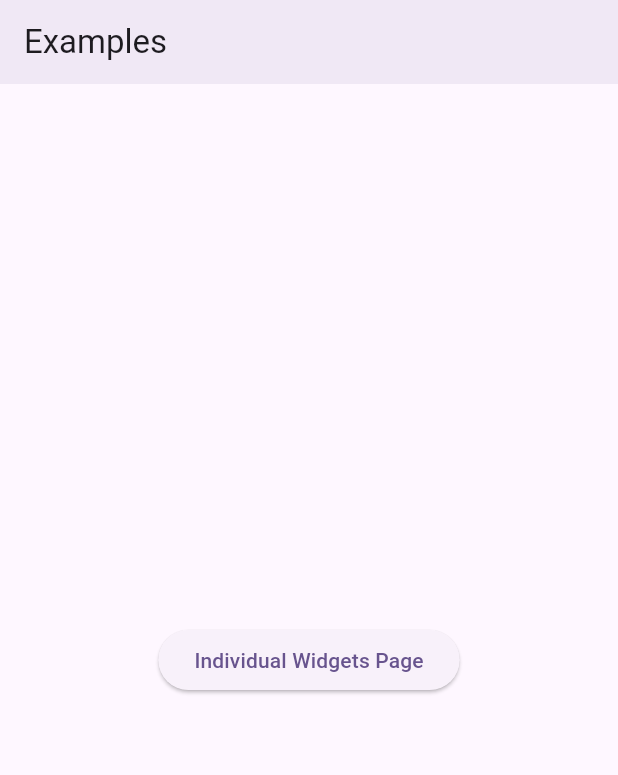
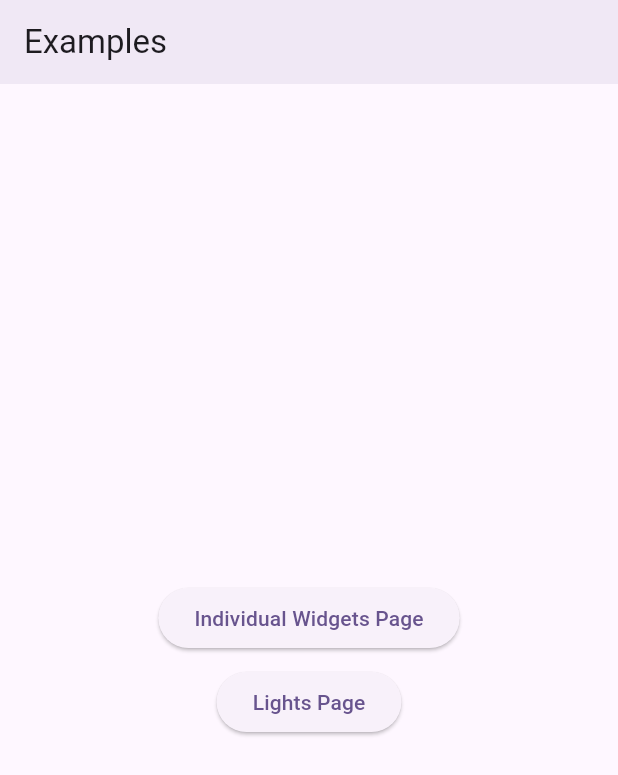
Before and after one commit to erayerdin/streaming_forms, a Flutter app: the screen it shows after launch, on a phone screen of 412 x 824 dp. Shown: the top 775 px of the screen. Run offline on Flutter 3.47's test engine with Material 2 defaults, Android fonts, the phone set to English and light mode, and no system bars.

Commit message:
Add `LightsPage` (#5)
* initialize LightsPage

* add spacing between buttons

* implement LightsPage behavior

```diff
--- a/example/lib/home.page.dart
+++ b/example/lib/home.page.dart
@@ -36,6 +36,13 @@ class HomePage extends StatelessWidget {
                 },
                 child: const Text('Individual Widgets Page'),
               ),
+              const SizedBox(height: 8),
+              ElevatedButton(
+                onPressed: () async {
+                  await Navigator.of(context).pushNamed('/lights');
+                },
+                child: const Text('Lights Page'),
+              ),
             ],
           ),
         ),
--- a/example/lib/main.dart
+++ b/example/lib/main.dart
@@ -1,29 +1,59 @@
+import 'dart:async';
+
 import 'package:flutter/material.dart';
 import 'package:streaming_forms_example/home.page.dart';
 import 'package:streaming_forms_example/individual_widgets.page.dart';
+import 'package:streaming_forms_example/lights.page.dart';
 
 void main() {
   runApp(const MyApp());
 }
 
-class MyApp extends StatelessWidget {
+class MyApp extends StatefulWidget {
   const MyApp({super.key});
 
-  // This widget is the root of your application.
+  @override
+  State<MyApp> createState() => _MyAppState();
+}
+
+class _MyAppState extends State<MyApp> {
+  final StreamController<bool> _lightSwitchController =
+      StreamController.broadcast();
+
+  @override
+  void dispose() {
+    _lightSwitchController.close();
+    super.dispose();
+  }
+
   @override
   Widget build(BuildContext context) {
+    return StreamBuilder(
+      builder: (context, snapshot) {
+        final isLight = snapshot.data ?? true;
+
         return MaterialApp(
           title: 'Streaming Forms Demo',
           theme: ThemeData(
             colorScheme: ColorScheme.fromSeed(seedColor: Colors.deepPurple),
             useMaterial3: true,
           ),
+          darkTheme: ThemeData.dark(
+            // colorScheme: ColorScheme.fromSeed(seedColor: Colors.deepPurple),
+            useMaterial3: true,
+          ),
+          themeMode: isLight ? ThemeMode.light : ThemeMode.dark,
           debugShowCheckedModeBanner: false,
           routes: {
             '/': (context) => const HomePage(),
             '/individual': (context) => const IndividualWidgetsPage(),
+            '/lights': (context) =>
+                LightsPage(lightController: _lightSwitchController),
           },
           initialRoute: '/',
         );
+      },
+      stream: _lightSwitchController.stream,
+    );
   }
 }
```
Also changed, not shown: example/lib/lights.page.dart (added, +53 -0 lines). Lines whose indentation alone changed are shown as unchanged.
